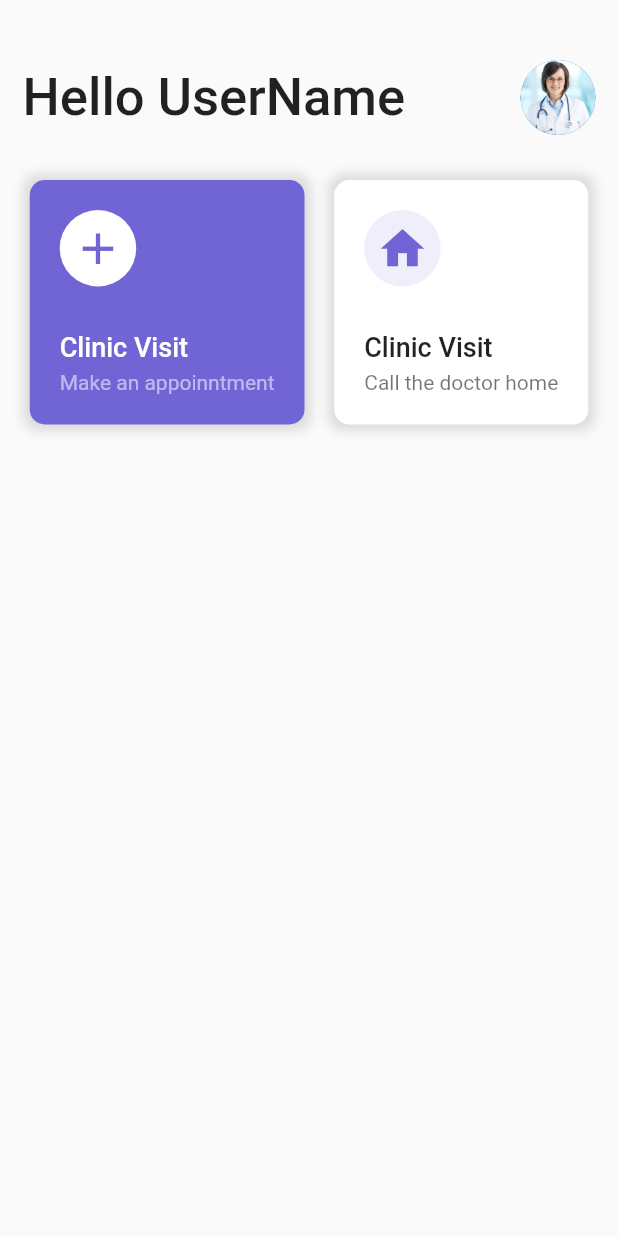
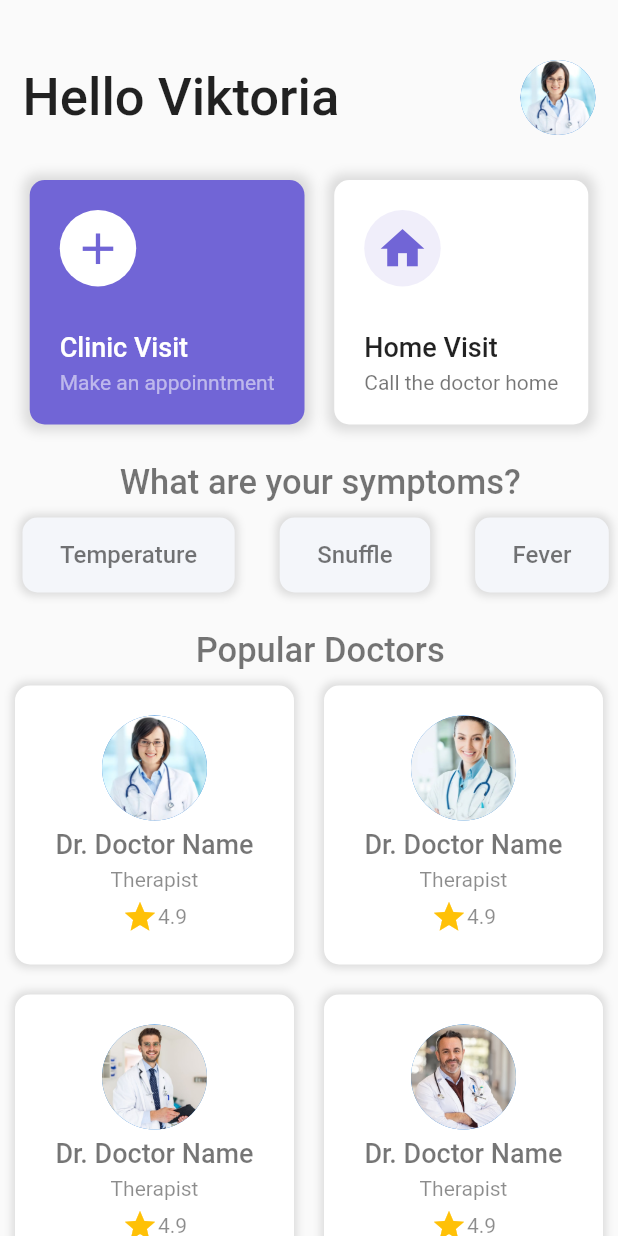
Before and after one commit to VikkiCat/flutter_healthcare_app, a Flutter app: the HomeScreen widget shown alone on an empty page, opened directly, on a phone screen of 412 x 824 dp. Run offline on Flutter 3.47's test engine with Material 2 defaults, Android fonts, the light colour scheme and no system bars.

Commit message:
Home Screen

```diff
--- a/lib/screens/home_screen.dart
+++ b/lib/screens/home_screen.dart
@@ -1,4 +1,4 @@
-// TODO: 34:36
+// TODO: 42:00
 import 'package:flutter/material.dart';
 
 class HomeScreen extends StatelessWidget {
@@ -30,7 +30,7 @@ class HomeScreen extends StatelessWidget {
               mainAxisAlignment: MainAxisAlignment.spaceBetween,
               children: [
                 Text(
-                  "Hello UserName",
+                  "Hello Viktoria",
                   style: TextStyle(
                     fontSize: 35,
                     fontWeight: FontWeight.w500,
@@ -129,7 +129,7 @@ class HomeScreen extends StatelessWidget {
                       ),
                       SizedBox(height: 30),
                       Text(
-                        "Clinic Visit",
+                        "Home Visit",
                         style: TextStyle(
                           fontSize: 18,
                           //color: Colors.black,
@@ -149,6 +149,132 @@ class HomeScreen extends StatelessWidget {
               ),
             ],
           ),
+          SizedBox(height: 25),
+          Padding(
+            padding: EdgeInsets.only(
+              left: 15,
+            ),
+            child: Text(
+              "What are your symptoms?",
+              style: TextStyle(
+                  fontSize: 23,
+                  fontWeight: FontWeight.w500,
+                  color: Colors.black54),
+            ),
+          ),
+          SizedBox(
+            height: 70,
+            child: ListView.builder(
+              shrinkWrap: true,
+              scrollDirection: Axis.horizontal,
+              itemCount: symptoms.length,
+              itemBuilder: (context, index) {
+                return Container(
+                  margin: EdgeInsets.symmetric(vertical: 10, horizontal: 15),
+                  padding: EdgeInsets.symmetric(horizontal: 25),
+                  decoration: BoxDecoration(
+                    color: Color(0xFFF4F6FA),
+                    borderRadius: BorderRadius.circular(10),
+                    boxShadow: [
+                      BoxShadow(
+                        color: Colors.black12,
+                        blurRadius: 4,
+                        spreadRadius: 2,
+                      ),
+                    ],
+                  ),
+                  child: Center(
+                    child: Text(
+                      symptoms[index],
+                      style: TextStyle(
+                        fontSize: 16,
+                        fontWeight: FontWeight.w500,
+                        color: Colors.black54,
+                      ),
+                    ),
+                  ),
+                );
+              },
+            ),
+          ),
+          SizedBox(height: 15),
+          Padding(
+            padding: EdgeInsets.only(left: 15),
+            child: Text(
+              "Popular Doctors",
+              style: TextStyle(
+                fontSize: 23,
+                fontWeight: FontWeight.w500,
+                color: Colors.black54,
+              ),
+            ),
+          ),
+          GridView.builder(
+            gridDelegate:
+                SliverGridDelegateWithFixedCrossAxisCount(crossAxisCount: 2),
+            itemCount: 4,
+            shrinkWrap: true,
+            physics: NeverScrollableScrollPhysics(),
+            itemBuilder: (context, index) {
+              return InkWell(
+                onTap: () {},
+                child: Container(
+                  margin: EdgeInsets.all(10),
+                  padding: EdgeInsets.symmetric(vertical: 15),
+                  decoration: BoxDecoration(
+                    color: Colors.white,
+                    borderRadius: BorderRadius.circular(10),
+                    boxShadow: [
+                      BoxShadow(
+                        color: Colors.black12,
+                        blurRadius: 4,
+                        spreadRadius: 2,
+                      ),
+                    ],
+                  ),
+                  child: Column(
+                    mainAxisAlignment: MainAxisAlignment.spaceEvenly,
+                    children: [
+                      CircleAvatar(
+                        radius: 35,
+                        backgroundImage: AssetImage("images/${imgs[index]}"),
+                      ),
+                      Text(
+                        "Dr. Doctor Name",
+                        style: TextStyle(
+                          fontSize: 18,
+                          fontWeight: FontWeight.w500,
+                          color: Colors.black54,
+                        ),
+                      ),
+                      Text(
+                        "Therapist",
+                        style: TextStyle(
+                          color: Colors.black45,
+                        ),
+                      ),
+                      Row(
+                        mainAxisSize: MainAxisSize.min,
+                        mainAxisAlignment: MainAxisAlignment.center,
+                        children: [
+                          Icon(
+                            Icons.star,
+                            color: Colors.amber,
+                          ),
+                          Text(
+                            "4.9",
+                            style: TextStyle(
+                              color: Colors.black45,
+                            ),
+                          ),
+                        ],
+                      ),
+                    ],
+                  ),
+                ),
+              );
+            },
+          )
         ],
       ),
     );
```
